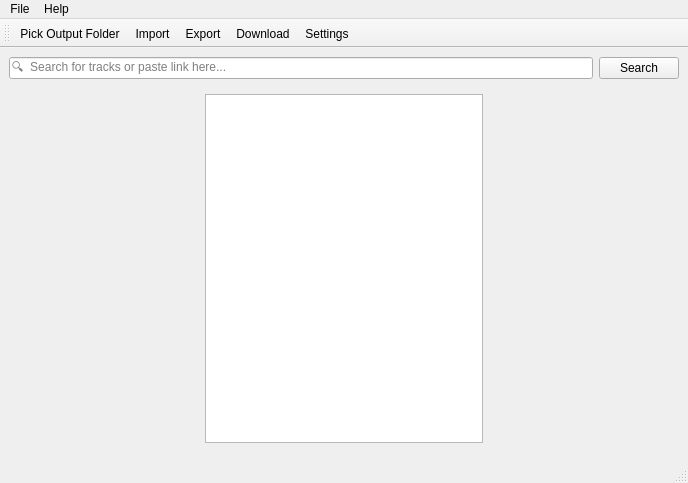
nozwock/spotdl_gui, file spotdl_gui/views/mainwindow.ui: the form before one commit.
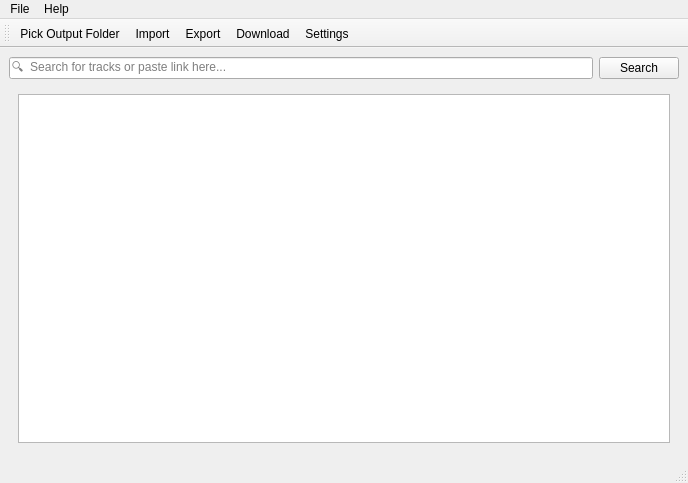
The form after the commit. The open tabs and pages were chosen to show the change. Icons and pictures are not drawn.

What changed in the file:
```diff
--- a/spotdl_gui/views/mainwindow.ui
+++ b/spotdl_gui/views/mainwindow.ui
@@ -44,7 +44,7 @@
         </item>
        </layout>
       </item>
-      <item alignment="Qt::AlignHCenter">
+      <item>
        <widget class="QStackedWidget" name="stackedWidget_pages">
         <property name="currentIndex">
          <number>0</number>
@@ -171,7 +171,7 @@
         <widget class="QWidget" name="page_tracks_list">
          <layout class="QHBoxLayout" name="horizontalLayout_2">
           <item>
-           <widget class="QColumnView" name="columnView_tracks_list"/>
+           <widget class="QTableView" name="tableView_tracks_list"/>
           </item>
          </layout>
         </widget>
```
Left out of the diff: 2 changed lines with no effect on the pictures.
